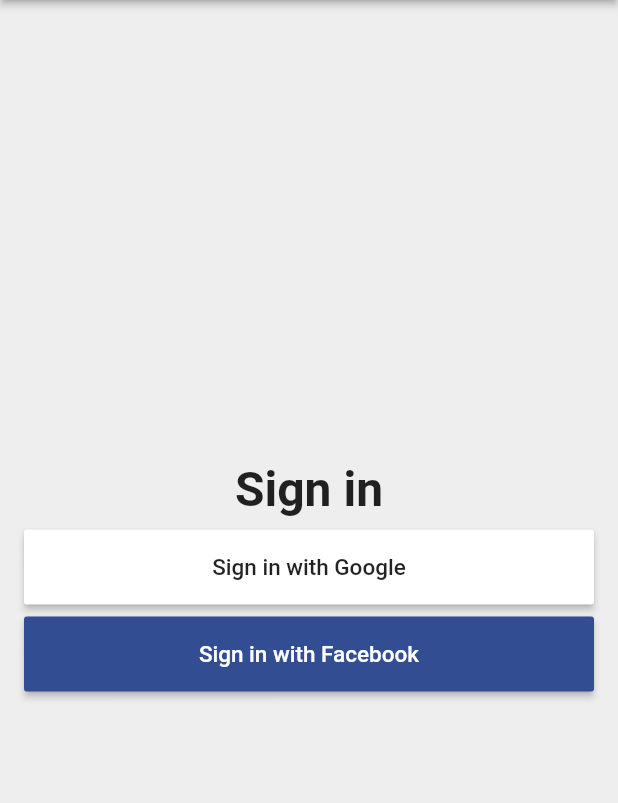
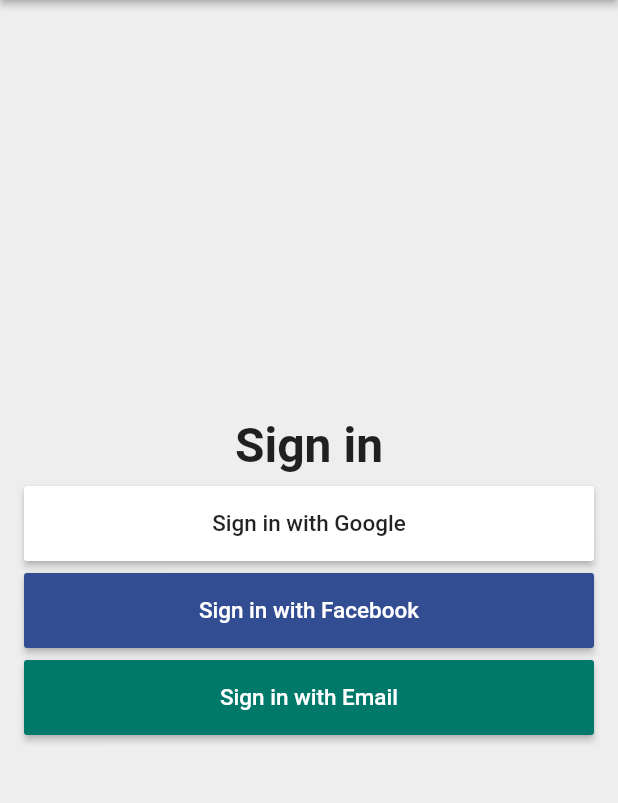
Before and after one commit to Eventyret/flutter-time-tracker, a Flutter app: the screen it shows after launch, on a phone screen of 412 x 824 dp, the part 84-887 px from its top. Run offline on Flutter 3.47's test engine with Material 2 defaults, Android fonts, the phone set to English and light mode, and no system bars.

Commit message:
Sign in with email added

```diff
--- a/lib/app/sign_in/sign_in_page.dart
+++ b/lib/app/sign_in/sign_in_page.dart
@@ -47,6 +47,15 @@ class SignInPage extends StatelessWidget {
             color: Color(0xFF334D92),
             onPressed: () {},
           ),
+          SizedBox(
+            height: 8.0,
+          ),
+          SignInButton(
+            text: 'Sign in with Email',
+            textColor: Colors.white,
+            color: Colors.teal[700],
+            onPressed: () {},
+          ),
         ],
       ),
     );
```
